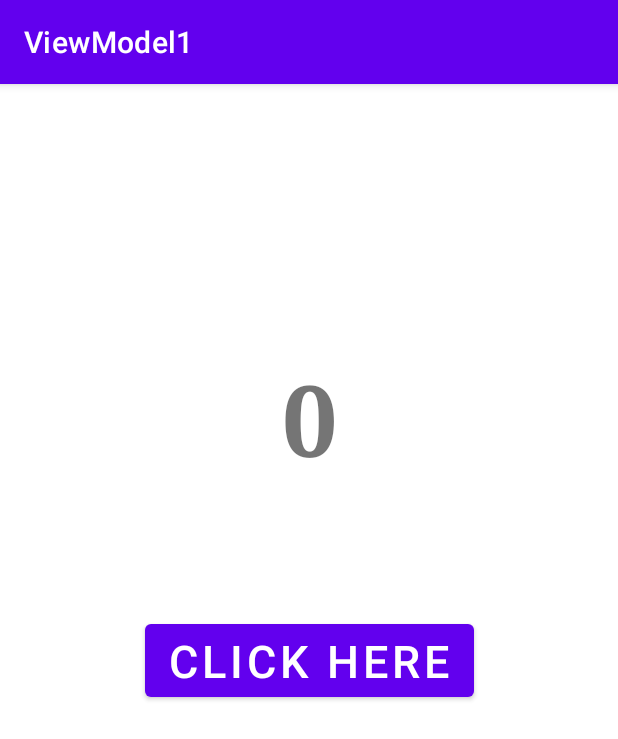
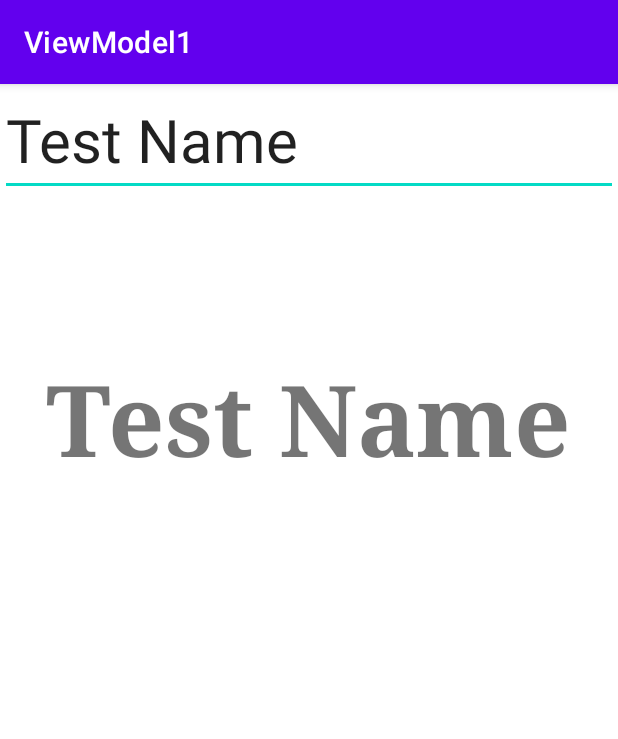
Before and after one commit to Rasil10/JetpackLibraryLearning, an Android app: the screen it shows after launch (MainActivity), on a phone screen of 412 x 824 dp. Shown: the top 739 px of the screen. Run offline under Robolectric (Android 15) with nearby library versions, the phone set to English and light mode, and no system bars; our stand-ins replace data binding.

Commit message:
two way databinding

```diff
--- a/app/src/main/java/com/rasil/viewmodel1/MainActivity.kt
+++ b/app/src/main/java/com/rasil/viewmodel1/MainActivity.kt
@@ -15,16 +15,9 @@ class MainActivity : AppCompatActivity() {
         binding = DataBindingUtil.setContentView(this, R.layout.activity_main)
         viewModel = ViewModelProvider(this).get(MainActivityViewModel::class.java)
 
+
+        binding.viewModel = viewModel
         binding.lifecycleOwner = this
-        binding.viewModel = viewModel
 
-//        viewModel.count.observe(this, {
-//            binding.countText.text = it.toString()
-//        })
-//
-//
-//        binding.button.setOnClickListener {
-//            viewModel.updateCount()
-//        }
     }
 }
--- a/app/src/main/java/com/rasil/viewmodel1/MainActivityViewModel.kt
+++ b/app/src/main/java/com/rasil/viewmodel1/MainActivityViewModel.kt
@@ -5,16 +5,10 @@ import androidx.lifecycle.MutableLiveData
 import androidx.lifecycle.ViewModel
 
 class MainActivityViewModel : ViewModel() {
-    private var count = MutableLiveData<Int>()
-    val mCount : LiveData<Int>
-    get() = count
+    val username  = MutableLiveData<String>()
 
     init {
-        count.value = 0
-    }
-
-    fun updateCount(){
-        count.value = count.value?.plus(1)
+        username.value = "Test Name"
     }
 
 }
--- a/app/src/main/res/layout/activity_main.xml
+++ b/app/src/main/res/layout/activity_main.xml
@@ -18,9 +18,9 @@
             android:layout_width="wrap_content"
             android:layout_height="wrap_content"
             android:textSize="66sp"
-            android:text="@{String.valueOf(viewModel.mCount)}"
             android:textStyle="bold"
             android:typeface="serif"
+            android:text="@{viewModel.username}"
             app:layout_constraintBottom_toBottomOf="parent"
             app:layout_constraintEnd_toEndOf="parent"
             app:layout_constraintHorizontal_bias="0.5"
@@ -28,13 +28,22 @@
             app:layout_constraintTop_toTopOf="parent"
             app:layout_constraintVertical_bias="0.262" />
 
+
+        <EditText
+            android:layout_width="match_parent"
+            android:layout_height="wrap_content"
+            android:textSize="40sp"
+            android:text="@={viewModel.username}"
+            app:layout_constraintEnd_toEndOf="parent"
+            app:layout_constraintStart_toStartOf="parent"
+            app:layout_constraintTop_toTopOf="parent" />
         <Button
             android:id="@+id/button"
             android:layout_width="wrap_content"
             android:layout_height="wrap_content"
             android:text="Click Here"
+            android:visibility="gone"
             android:textSize="30sp"
-            android:onClick="@{()->viewModel.updateCount()}"
             app:layout_constraintBottom_toBottomOf="parent"
             app:layout_constraintEnd_toEndOf="parent"
             app:layout_constraintHorizontal_bias="0.5"
```
